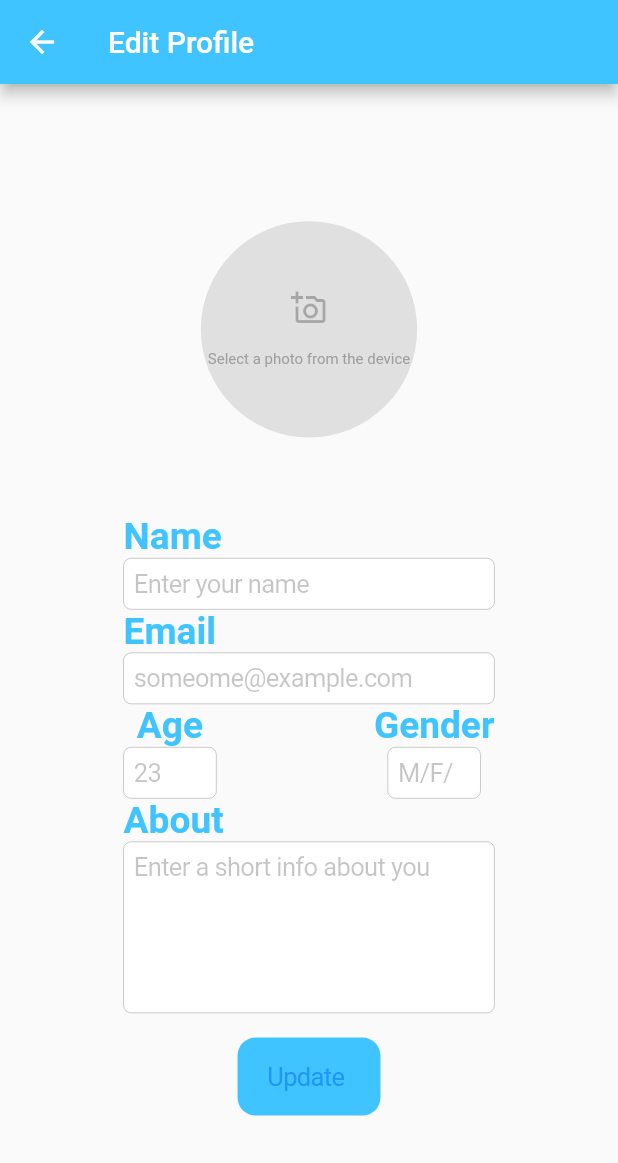
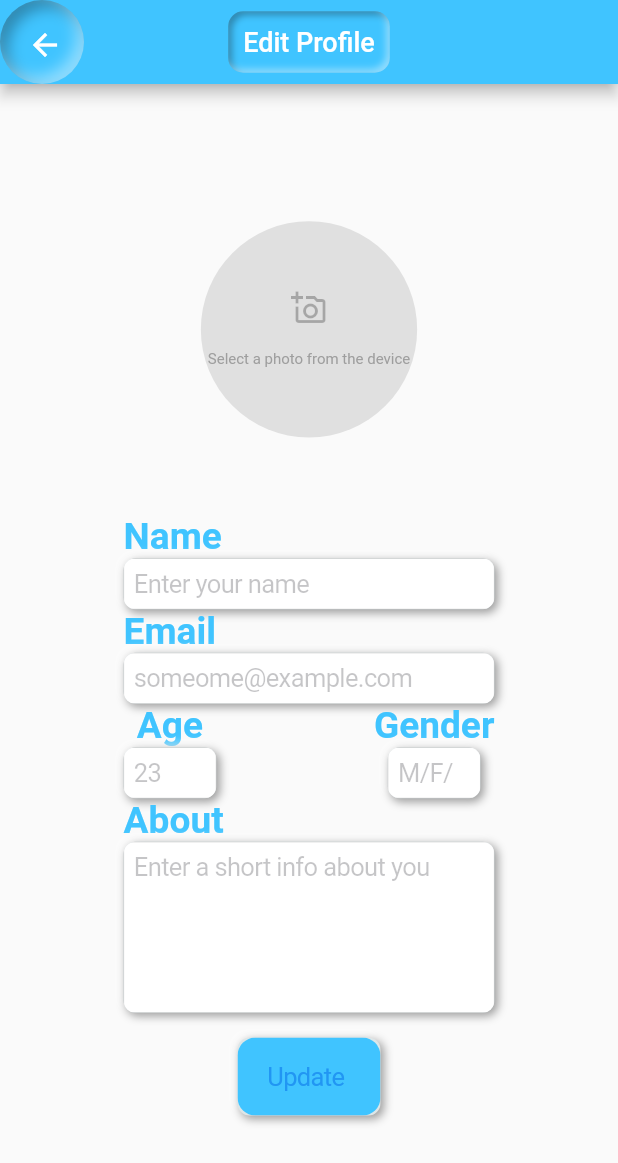
Before and after one commit to AshAman999/FUNZONE, a Flutter app: the Customize screen opened directly, on a phone screen of 412 x 824 dp. Shown: the top 1163 px of the screen. Run offline on Flutter 3.47's test engine with Material 2 defaults, Android fonts, the light colour scheme and no system bars; drawn by our look-alikes of flutter_neumorphic; our stand-ins replace cloud_firestore, firebase_auth, firebase_core, firebase_storage, flutter_login, image_picker and 3 more; missing offline and left inert: crypton; accounts and stored records are empty.

Commit message:
neuomorphic design in custmosize and detials

```diff
--- a/lib/screens/Detailspage.dart
+++ b/lib/screens/Detailspage.dart
@@ -1,5 +1,6 @@
 import 'package:flutter/cupertino.dart';
 import 'package:flutter/material.dart';
+import 'package:flutter_neumorphic/flutter_neumorphic.dart';
 import 'package:sizer/sizer.dart';
 
 class DetailsPage extends StatelessWidget {
@@ -12,7 +13,7 @@ class DetailsPage extends StatelessWidget {
     return Scaffold(
       appBar: AppBar(
         backgroundColor: Colors.lightBlueAccent,
-        title: Text(" Profile"),
+        title: Neumorphic(child: Text(" Profile")),
         actions: [],
       ),
       body: SafeArea(
@@ -49,11 +50,13 @@ class DetailsPage extends StatelessWidget {
                     ),
                   ],
                 ),
-                CupertinoTextField(
+                Neumorphic(
+                  child: CupertinoTextField(
                     enabled: false,
                     autocorrect: false,
                     textCapitalization: TextCapitalization.words,
                     placeholder: name,
+                  ),
                 ),
                 Row(
                   mainAxisAlignment: MainAxisAlignment.start,
@@ -68,10 +71,12 @@ class DetailsPage extends StatelessWidget {
                     ),
                   ],
                 ),
-                CupertinoTextField(
+                Neumorphic(
+                  child: CupertinoTextField(
                     enabled: false,
                     placeholder: email,
                     keyboardType: TextInputType.emailAddress,
+                  ),
                 ),
                 Row(
                   mainAxisAlignment: MainAxisAlignment.spaceBetween,
@@ -88,11 +93,13 @@ class DetailsPage extends StatelessWidget {
                         ),
                         Container(
                           width: 15.w,
+                          child: Neumorphic(
                             child: CupertinoTextField(
                               enabled: false,
                               placeholder: age,
                               maxLength: 3,
                               keyboardType: TextInputType.number,
+                            ),
                           ),
                         ),
                       ],
@@ -109,12 +116,14 @@ class DetailsPage extends StatelessWidget {
                         ),
                         Container(
                           width: 15.w,
+                          child: Neumorphic(
                             child: CupertinoTextField(
                               enabled: false,
                               placeholder: gender,
                               autofillHints: [],
                               maxLength: 1,
                               keyboardType: TextInputType.text,
+                            ),
                           ),
                         ),
                       ],
@@ -133,11 +142,13 @@ class DetailsPage extends StatelessWidget {
                     ),
                   ],
                 ),
-                CupertinoTextField(
+                Neumorphic(
+                  child: CupertinoTextField(
                     enabled: false,
                     textCapitalization: TextCapitalization.words,
                     placeholder: about,
                     maxLines: 5,
+                  ),
                 ),
                 Padding(
                   padding: EdgeInsets.symmetric(vertical: 1.h),
--- a/lib/screens/customize.dart
+++ b/lib/screens/customize.dart
@@ -2,7 +2,7 @@ import 'dart:io';
 import 'package:firebase_auth/firebase_auth.dart';
 import 'package:firebase_storage/firebase_storage.dart';
 import 'package:flutter/cupertino.dart';
-import 'package:flutter/material.dart';
+import 'package:flutter_neumorphic/flutter_neumorphic.dart';
 import 'package:funzone/Models/Profile.dart';
 import 'package:funzone/apis/firebaseapi.dart';
 import 'package:funzone/screens/lobby.dart';
@@ -107,9 +107,38 @@ class _CustomizeState extends State<Customize> {
   Widget build(BuildContext context) {
     return Scaffold(
       appBar: AppBar(
+        centerTitle: true,
         backgroundColor: Colors.lightBlueAccent,
-        title: Text("Edit Profile"),
-        actions: [
+        title: Neumorphic(
+          padding: EdgeInsets.all(10),
+          style: NeumorphicStyle(
+            boxShape: NeumorphicBoxShape.roundRect(BorderRadius.circular(10)),
+            depth: -5,
+            color: Colors.lightBlueAccent,
+          ),
+          child: Text(
+            "Edit Profile",
+            style: TextStyle(
+              color: Colors.white,
+              fontSize: 18,
+            ),
+          ),
+        ),
+        // leading round back button
+        leading: Neumorphic(
+          padding: EdgeInsets.all(10),
+          style: NeumorphicStyle(
+            boxShape: NeumorphicBoxShape.circle(),
+            depth: -10,
+            color: Colors.lightBlueAccent,
+          ),
+          child: BackButton(
+            color: Colors.white,
+            onPressed: () => Navigator.pop(context),
+          ),
+        ),
+      ),
+
       // GestureDetector(
       //   child: Center(
       //     child: Container(
@@ -128,8 +157,7 @@ class _CustomizeState extends State<Customize> {
       //     );
       //   },
       // )
-        ],
-      ),
+
       body: SafeArea(
         child: SingleChildScrollView(
           padding: EdgeInsets.symmetric(horizontal: 20.w),
@@ -173,7 +201,13 @@ class _CustomizeState extends State<Customize> {
                                   ),
                                 ],
                               )))
-                      : Container(
+                      : Neumorphic(
+                          style: NeumorphicStyle(
+                            color: Colors.white,
+                            depth: 10,
+                            boxShape: NeumorphicBoxShape.circle(),
+                          ),
+                          child: Container(
                             // decoration: new BoxDecoration(
                             //   shape: BoxShape.circle,
                             //   color: Colors.green,
@@ -186,6 +220,7 @@ class _CustomizeState extends State<Customize> {
                                 fit: BoxFit.cover,
                                 // height: 10.h,
                                 // width: 10.h,
+                              ),
                             ),
                           ),
                         ),
@@ -203,13 +238,15 @@ class _CustomizeState extends State<Customize> {
                     ),
                   ],
                 ),
-                CupertinoTextField(
+                Neumorphic(
+                  child: CupertinoTextField(
                       autocorrect: false,
                       textCapitalization: TextCapitalization.words,
                       placeholder: "Enter your name",
                       onChanged: (value) {
                         name = value;
                       }),
+                ),
                 Row(
                   mainAxisAlignment: MainAxisAlignment.start,
                   children: [
@@ -223,12 +260,14 @@ class _CustomizeState extends State<Customize> {
                     ),
                   ],
                 ),
-                CupertinoTextField(
+                Neumorphic(
+                  child: CupertinoTextField(
                       placeholder: "someome@example.com",
                       keyboardType: TextInputType.emailAddress,
                       onChanged: (value) {
                         email = value;
                       }),
+                ),
                 Row(
                   mainAxisAlignment: MainAxisAlignment.spaceBetween,
                   children: [
@@ -244,6 +283,7 @@ class _CustomizeState extends State<Customize> {
                         ),
                         Container(
                           width: 15.w,
+                          child: Neumorphic(
                             child: CupertinoTextField(
                                 placeholder: '23',
                                 maxLength: 3,
@@ -251,6 +291,7 @@ class _CustomizeState extends State<Customize> {
                                 onChanged: (value) {
                                   age = value;
                                 }),
+                          ),
                         ),
                       ],
                     ),
@@ -266,6 +307,7 @@ class _CustomizeState extends State<Customize> {
                         ),
                         Container(
                           width: 15.w,
+                          child: Neumorphic(
                             child: CupertinoTextField(
                                 placeholder: 'M/F/O',
                                 autofillHints: [],
@@ -274,6 +316,7 @@ class _CustomizeState extends State<Customize> {
                                 onChanged: (value) {
                                   gender = value;
                                 }),
+                          ),
                         ),
                       ],
                     ),
@@ -291,7 +334,8 @@ class _CustomizeState extends State<Customize> {
                     ),
                   ],
                 ),
-                CupertinoTextField(
+                Neumorphic(
+                  child: CupertinoTextField(
                       //remove the border
 
                       textCapitalization: TextCapitalization.words,
@@ -300,6 +344,7 @@ class _CustomizeState extends State<Customize> {
                       onChanged: (value) {
                         about = value;
                       }),
+                ),
                 Padding(
                   padding: EdgeInsets.symmetric(vertical: 1.h),
                 ),
@@ -307,15 +352,16 @@ class _CustomizeState extends State<Customize> {
                     ? CircularProgressIndicator(
                         color: Colors.lightBlueAccent,
                       )
-                    : CupertinoButton(
+                    : Neumorphic(
+                        child: CupertinoButton(
                           color: Colors.lightBlueAccent,
                           onPressed: () async {
                             if (imagepath == "") {
                               //show snackbar and return
                               ScaffoldMessenger.of(context).showSnackBar(
                                 SnackBar(
-                                content:
-                                    Text('Please select an image to continue'),
+                                  content: Text(
+                                      'Please select an image to continue'),
                                 ),
                               );
                               return;
@@ -346,6 +392,7 @@ class _CustomizeState extends State<Customize> {
                           },
                           child: Text("Update "),
                         ),
+                      ),
               ],
             ),
           ),
```
Lines whose indentation alone changed are shown as unchanged.
